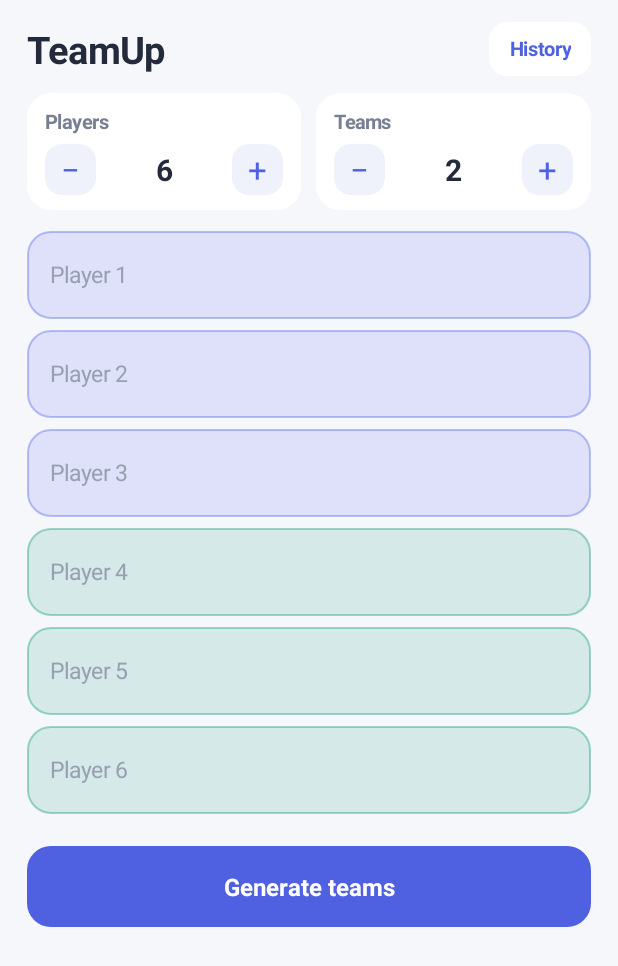
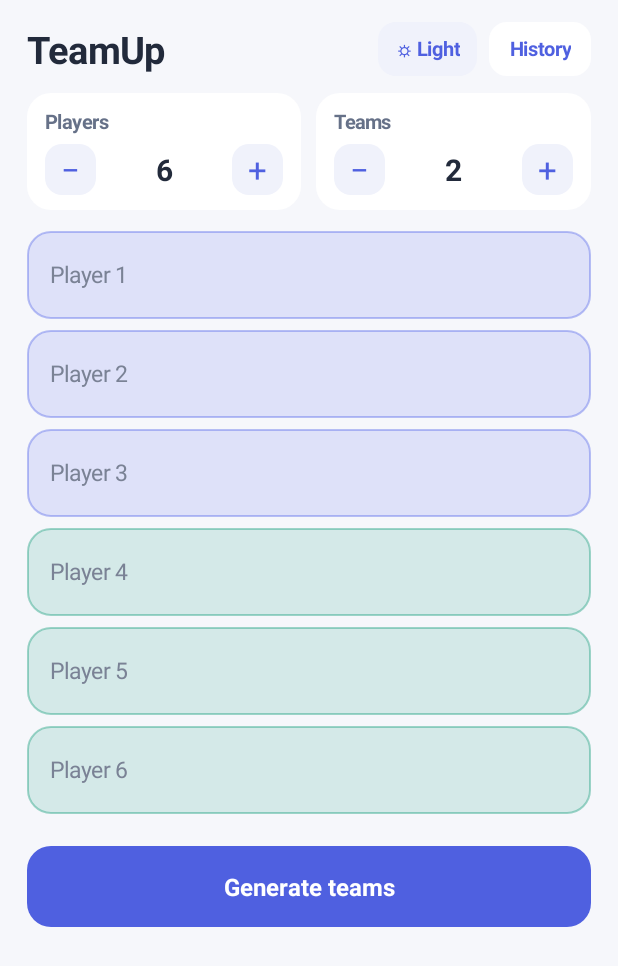
Before and after one commit to Amazomic/TeamUp, an Android app: the screen it shows after launch (MainActivity), on a phone screen of 412 x 824 dp. Shown: the top 966 px of the screen. Run offline under Robolectric (Android 15) with nearby library versions, the phone set to English and light mode, and no system bars.

Commit message:
Release TeamUp 1.3.4: hold splash and cycle themes

```diff
--- a/app/build.gradle
+++ b/app/build.gradle
@@ -24,8 +24,8 @@ android {
         applicationId 'ru.teampicker.app'
         minSdk 23
         targetSdk 36
-        versionCode 11
-        versionName '1.3.3'
+        versionCode 12
+        versionName '1.3.4'
     }
 
     compileOptions {
--- a/app/src/main/java/ru/teampicker/app/MainActivity.java
+++ b/app/src/main/java/ru/teampicker/app/MainActivity.java
@@ -41,10 +41,10 @@ import java.util.List;
 import java.util.Locale;
 
 public class MainActivity extends Activity {
-    private static final int BG = Color.rgb(246, 247, 251);
-    private static final int INK = Color.rgb(34, 42, 59);
-    private static final int MUTED = Color.rgb(119, 128, 147);
-    private static final int ACCENT = Color.rgb(79, 96, 224);
+    private int BG;
+    private int INK;
+    private int MUTED;
+    private int ACCENT;
     private static final int SPLASH_STATUS_BAR = Color.rgb(5, 111, 138);
     private static final int SPLASH_NAV_BAR = Color.rgb(22, 46, 125);
     private static final int[] TEAM_COLORS = {
@@ -55,6 +55,7 @@ public class MainActivity extends Activity {
     };
 
     private SharedPreferences preferences;
+    private ThemePalette theme;
     private LinearLayout page, playerList;
     private TextView playerValue, teamValue;
     private final List<EditText> nameFields = new ArrayList<>();
@@ -72,16 +73,14 @@ public class MainActivity extends Activity {
     @Override public void onCreate(Bundle savedInstanceState) {
         super.onCreate(savedInstanceState);
         preferences = getSharedPreferences("teamup", MODE_PRIVATE);
+        applyTheme(ThemePalette.of(preferences.getInt("ui_theme", ThemePalette.LIGHT)));
         playerCount = Math.max(2, Math.min(30, preferences.getInt("players", 6)));
         teamCount = Math.max(2, Math.min(Math.min(8, playerCount), preferences.getInt("teams", 2)));
         loadAssignments();
         loadHistory();
 
+        configureSystemBars();
         Window window = getWindow();
-        window.setStatusBarColor(BG);
-        window.setNavigationBarColor(BG);
-        window.getDecorView().setSystemUiVisibility(
-            View.SYSTEM_UI_FLAG_LIGHT_STATUS_BAR | View.SYSTEM_UI_FLAG_LIGHT_NAVIGATION_BAR);
         window.setSoftInputMode(WindowManager.LayoutParams.SOFT_INPUT_ADJUST_RESIZE
             | WindowManager.LayoutParams.SOFT_INPUT_STATE_ALWAYS_HIDDEN);
 
@@ -100,6 +99,45 @@ public class MainActivity extends Activity {
         // Finish an interrupted draw so fields never remain hidden.
         if (shuffleAnimator != null) shuffleAnimator.end();
         super.onStop();
+    }
+
+    private void applyTheme(ThemePalette next) {
+        theme = next;
+        BG = next.background;
+        INK = next.ink;
+        MUTED = next.muted;
+        ACCENT = next.accent;
+    }
+
+    private void configureSystemBars() {
+        Window window = getWindow();
+        window.setStatusBarColor(BG);
+        window.setNavigationBarColor(BG);
+        window.getDecorView().setSystemUiVisibility(theme.dark ? 0 :
+            View.SYSTEM_UI_FLAG_LIGHT_STATUS_BAR | View.SYSTEM_UI_FLAG_LIGHT_NAVIGATION_BAR);
+    }
+
+    private void cycleTheme() {
+        if (shuffleAnimator != null) shuffleAnimator.end();
+        dismissKeyboard();
+        saveNames();
+        ThemePalette next = ThemePalette.of(ThemePalette.next(theme.mode));
+        applyTheme(next);
+        preferences.edit().putInt("ui_theme", next.mode).apply();
+        configureSystemBars();
+        buildScreen();
+        // Delicate feedback without flashing to a blank screen.
+        FrameLayout content = findViewById(android.R.id.content);
+        View screen = content.getChildAt(0);
+        if (screen != null) {
+            screen.setAlpha(.94f);
+            screen.animate().alpha(1f).setDuration(160L).start();
+        }
+    }
+
+    private int dialogTheme() {
+        return theme.dark ? android.R.style.Theme_Material_Dialog_Alert
+                          : android.R.style.Theme_Material_Light_Dialog_Alert;
     }
 
     private void showSplash() {
@@ -177,18 +215,19 @@ public class MainActivity extends Activity {
             mainContent.setTranslationY(0f);
             mainContent = null;
         }
-        Window window = getWindow();
-        window.setStatusBarColor(BG);
-        window.setNavigationBarColor(BG);
-        window.getDecorView().setSystemUiVisibility(
-            View.SYSTEM_UI_FLAG_LIGHT_STATUS_BAR | View.SYSTEM_UI_FLAG_LIGHT_NAVIGATION_BAR);
+        configureSystemBars();
         if (page != null) page.requestFocus();
     }
 
     private void buildScreen() {
         ScrollView scroll = new ScrollView(this);
         scroll.setFillViewport(true);
-        scroll.setBackgroundColor(BG);
+        if (theme.mode == ThemePalette.COLOR) {
+            scroll.setBackground(new GradientDrawable(GradientDrawable.Orientation.TL_BR,
+                new int[]{theme.background, 0xFFE2F6FF, theme.backgroundEnd}));
+        } else {
+            scroll.setBackgroundColor(BG);
+        }
         scroll.setClipToPadding(false);
         scroll.setOnApplyWindowInsetsListener((view, insets) -> {
             view.setPadding(0, insets.getSystemWindowInsetTop(), 0, insets.getSystemWindowInsetBottom());
@@ -210,10 +249,24 @@ public class MainActivity extends Activity {
         TextView title = text("TeamUp", 25, INK, true);
         title.setGravity(Gravity.CENTER_VERTICAL);
         header.addView(title, new LinearLayout.LayoutParams(0, -1, 1f));
+        TextView themeButton = text(theme.symbol + " " + theme.label, 13, ACCENT, true);
+        themeButton.setGravity(Gravity.CENTER);
+        themeButton.setPadding(dp(11), 0, dp(11), 0);
+        themeButton.setBackground(ripple(theme.control, 12, withAlpha(ACCENT, 40)));
+        themeButton.setContentDescription("Theme " + theme.label + ". Tap for " +
+            ThemePalette.of(ThemePalette.next(theme.mode)).label + " theme");
+        header.addView(themeButton, new LinearLayout.LayoutParams(-2, dp(36)));
+        themeButton.setOnClickListener(v -> {
+            pressFeedback(v);
+            cycleTheme();
+        });
+        View headerGap = new View(this);
+        header.addView(headerGap, new LinearLayout.LayoutParams(dp(8), 1));
+
         TextView historyButton = text("History", 13, ACCENT, true);
         historyButton.setGravity(Gravity.CENTER);
         historyButton.setPadding(dp(13), 0, dp(13), 0);
-        historyButton.setBackground(ripple(Color.WHITE, 12, withAlpha(ACCENT, 35)));
+        historyButton.setBackground(ripple(theme.surface, 12, withAlpha(ACCENT, 35)));
         header.addView(historyButton, new LinearLayout.LayoutParams(-2, dp(36)));
         historyButton.setOnClickListener(v -> {
             dismissKeyboard();
@@ -240,9 +293,9 @@ public class MainActivity extends Activity {
         page.addView(playerList, listLp);
         rebuildPlayerRows();
 
-        TextView generate = text("Generate teams", 16, Color.WHITE, true);
+        TextView generate = text("Generate teams", 16, theme.onAccent, true);
         generate.setGravity(Gravity.CENTER);
-        generate.setBackground(ripple(ACCENT, 16, withAlpha(Color.WHITE, 55)));
+        generate.setBackground(ripple(ACCENT, 16, withAlpha(theme.onAccent, 55)));
         LinearLayout.LayoutParams buttonLp = matchWrap();
         buttonLp.height = dp(54);
         buttonLp.topMargin = dp(14);
@@ -260,7 +313,7 @@ public class MainActivity extends Activity {
         LinearLayout box = new LinearLayout(this);
         box.setOrientation(LinearLayout.VERTICAL);
         box.setPadding(dp(12), dp(10), dp(12), dp(10));
-        box.setBackground(round(Color.WHITE, 16));
+        box.setBackground(round(theme.surface, 16));
 
         TextView heading = text(title, 13, MUTED, true);
         box.addView(heading);
@@ -321,7 +374,7 @@ public class MainActivity extends Activity {
     private TextView stepButton(String symbol) {
         TextView button = text(symbol, 22, ACCENT, false);
         button.setGravity(Gravity.CENTER);
-        button.setBackground(ripple(Color.rgb(240, 242, 251), 11, withAlpha(ACCENT, 45)));
+        button.setBackground(ripple(theme.control, 11, withAlpha(ACCENT, 45)));
         return button;
     }
 
@@ -346,7 +399,7 @@ public class MainActivity extends Activity {
             name.setSingleLine(true);
             name.setTextSize(15);
             name.setTextColor(INK);
-            name.setHintTextColor(Color.rgb(151, 159, 176));
+            name.setHintTextColor(theme.hint);
             name.setHint("Player " + (i + 1));
             name.setInputType(InputType.TYPE_CLASS_TEXT | InputType.TYPE_TEXT_FLAG_CAP_SENTENCES);
             name.setImeOptions(i == playerCount - 1 ? EditorInfo.IME_ACTION_DONE : EditorInfo.IME_ACTION_NEXT);
@@ -558,7 +611,7 @@ public class MainActivity extends Activity {
         scroll.setPadding(dp(20), dp(4), dp(20), dp(4));
         scroll.setClipToPadding(false);
 
-        AlertDialog dialog = new AlertDialog.Builder(this)
+        AlertDialog dialog = new AlertDialog.Builder(this, dialogTheme())
             .setTitle("History")
             .setView(scroll)
             .setNeutralButton("Clear all", null)
@@ -567,7 +620,7 @@ public class MainActivity extends Activity {
         dialog.setOnShowListener(ignored -> {
             dialog.getButton(DialogInterface.BUTTON_NEUTRAL).setOnClickListener(v -> {
                 if (history.isEmpty()) return;
-                new AlertDialog.Builder(this)
+                new AlertDialog.Builder(this, dialogTheme())
                     .setTitle("Clear history?")
                     .setMessage("All saved team draws will be deleted.")
                     .setNegativeButton("Cancel", null)
@@ -598,7 +651,7 @@ public class MainActivity extends Activity {
             LinearLayout card = new LinearLayout(this);
             card.setOrientation(LinearLayout.VERTICAL);
             card.setPadding(dp(12), dp(10), dp(10), dp(10));
-            card.setBackground(round(Color.rgb(247, 248, 252), 14));
+            card.setBackground(round(theme.historySurface, 14));
             LinearLayout.LayoutParams cardLp = matchWrap();
             cardLp.bottomMargin = dp(8);
             list.addView(card, cardLp);
--- /dev/null
+++ b/app/src/main/java/ru/teampicker/app/SplashHoldState.java
@@ -0,0 +1,32 @@
+package ru.teampicker.app;
+
+/** One-shot state for the splash's press-to-hold interaction. */
+final class SplashHoldState {
+    private boolean holding;
+    private boolean completed;
+
+    boolean press() {
+        if (completed) return false;
+        holding = true;
+        return true;
+    }
+
+    boolean isHolding() {
+        return holding;
+    }
+
+    /** Returns true exactly once, when the user releases a held splash. */
+    boolean release() {
+        if (completed || !holding) return false;
+        holding = false;
+        completed = true;
+        return true;
+    }
+
+    /** Returns true only when the animation ends without an active hold. */
+    boolean animationFinished() {
+        if (completed || holding) return false;
+        completed = true;
+        return true;
+    }
+}
--- /dev/null
+++ b/app/src/main/java/ru/teampicker/app/ThemePalette.java
@@ -0,0 +1,71 @@
+package ru.teampicker.app;
+
+/** Centralized UI palette with a persistent, three-state cycle. Pure Java for testing. */
+final class ThemePalette {
+    static final int LIGHT = 0;
+    static final int DARK = 1;
+    static final int COLOR = 2;
+
+    final int mode;
+    final String label;
+    final String symbol;
+    final int background;
+    final int backgroundEnd;
+    final int ink;
+    final int muted;
+    final int accent;
+    final int onAccent;
+    final int surface;
+    final int control;
+    final int hint;
+    final int historySurface;
+    final boolean dark;
+
+    private ThemePalette(int mode, String label, String symbol, int background,
+                         int backgroundEnd, int ink, int muted, int accent,
+                         int onAccent, int surface, int control, int hint,
+                         int historySurface, boolean dark) {
+        this.mode = mode;
+        this.label = label;
+        this.symbol = symbol;
+        this.background = background;
+        this.backgroundEnd = backgroundEnd;
+        this.ink = ink;
+        this.muted = muted;
+        this.accent = accent;
+        this.onAccent = onAccent;
+        this.surface = surface;
+        this.control = control;
+        this.hint = hint;
+        this.historySurface = historySurface;
+        this.dark = dark;
+    }
+
+    static int normalize(int mode) {
+        return mode >= LIGHT && mode <= COLOR ? mode : LIGHT;
+    }
+
+    static int next(int mode) {
+        return (normalize(mode) + 1) % 3;
+    }
+
+    static ThemePalette of(int requestedMode) {
+        switch (normalize(requestedMode)) {
+            case DARK:
+                return new ThemePalette(DARK, "Dark", "☾",
+                        0xFF101827, 0xFF18243C, 0xFFF0F4FF, 0xFFB5C2D6,
+                        0xFF91B5FF, 0xFF101827, 0xFF1C293D, 0xFF27334B,
+                        0xFFA7B6CF, 0xFF24334A, true);
+            case COLOR:
+                return new ThemePalette(COLOR, "Color", "✦",
+                        0xFFE5FAF4, 0xFFF6E8FF, 0xFF183247, 0xFF486577,
+                        0xFF087584, 0xFFFFFFFF, 0xFFFCFEFF, 0xFFC8EEE9,
+                        0xFF577A85, 0xFFFFF2E7, false);
+            default:
+                return new ThemePalette(LIGHT, "Light", "☼",
+                        0xFFF6F7FB, 0xFFF6F7FB, 0xFF222A3B, 0xFF667188,
+                        0xFF4F60E0, 0xFFFFFFFF, 0xFFFFFFFF, 0xFFF0F2FB,
+                        0xFF7A8295, 0xFFF7F8FC, false);
+        }
+    }
+}
```
Also changed, not shown: app/src/main/java/ru/teampicker/app/SplashView.java (+38 -2 lines), 5 other files.
